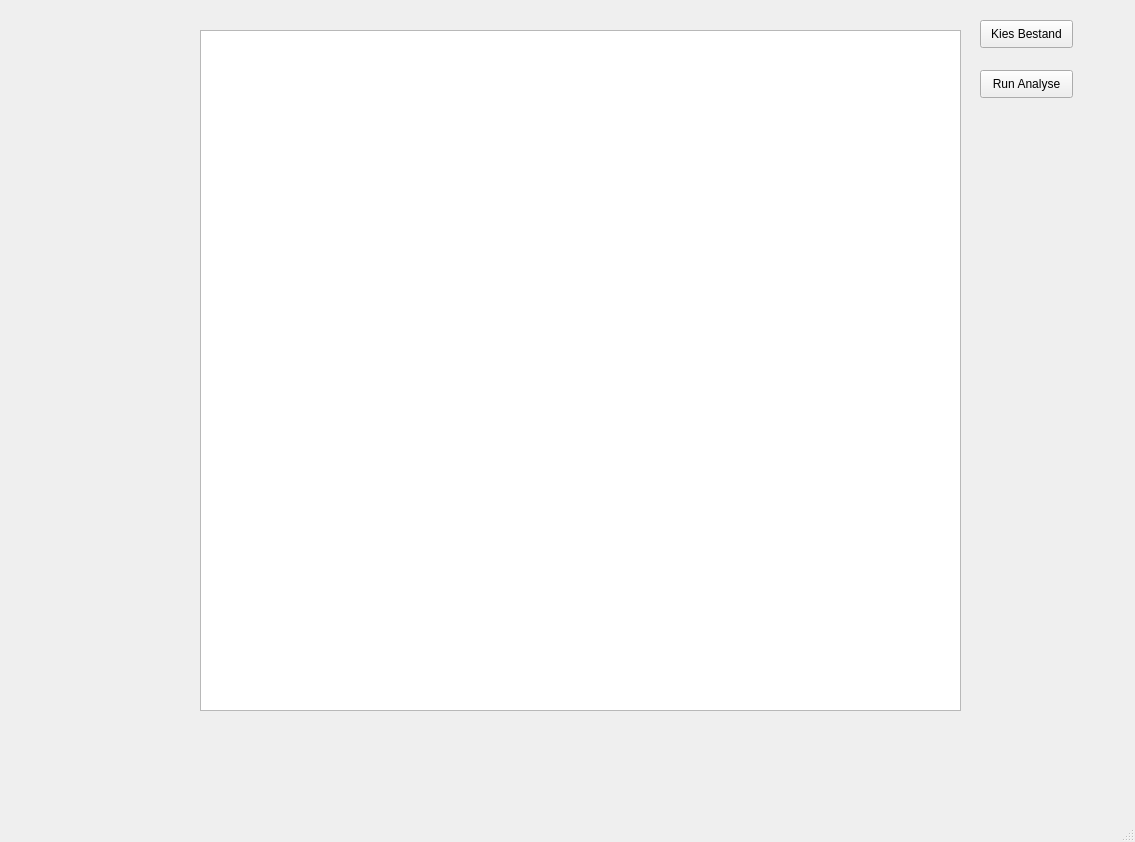
AstroPhysica/crowdfunding_analyticsV1.0, file analytics/src/analytics/interface.ui: the form before one commit.
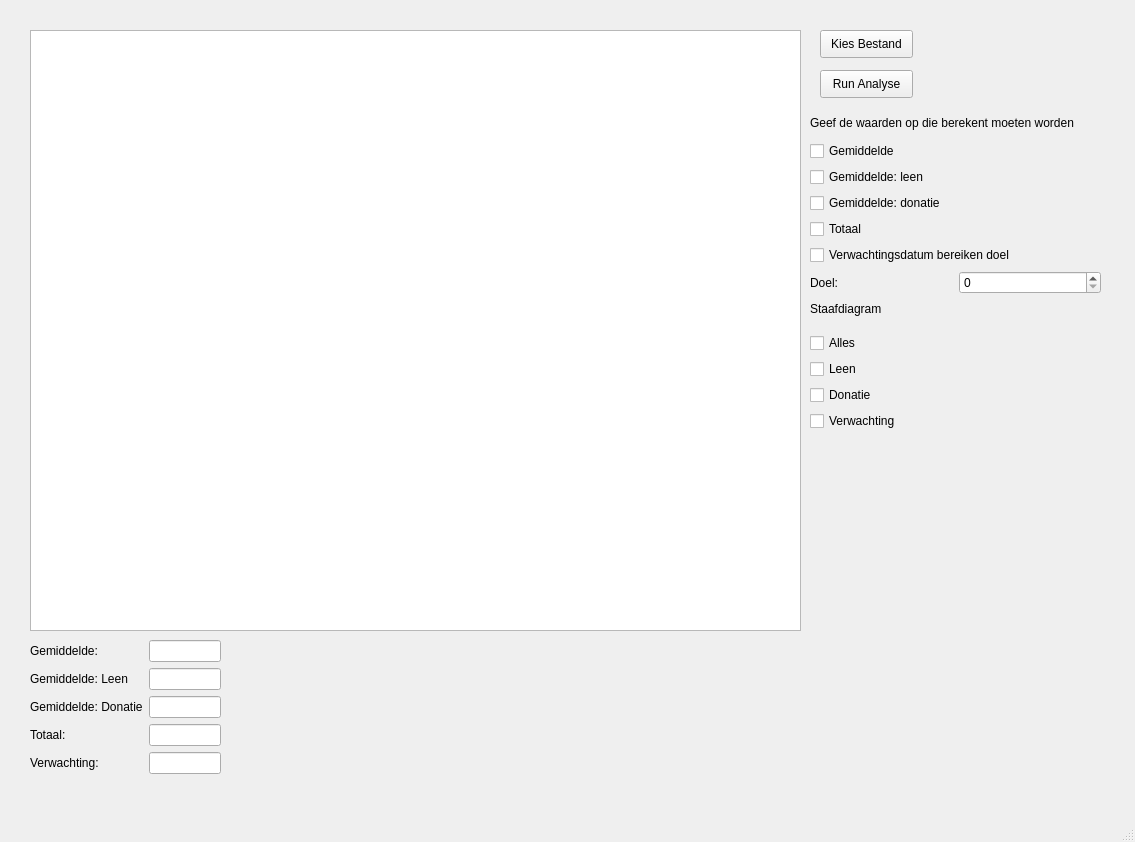
The form after the commit. Custom widgets are drawn as their Qt base class.

Commit message:
Computing values
Worked on the computation of values
All the averages are correctly calculated

Patch:
```diff
--- a/analytics/src/analytics/interface.ui
+++ b/analytics/src/analytics/interface.ui
@@ -17,8 +17,8 @@
    <widget class="QPushButton" name="Selectfile">
     <property name="geometry">
      <rect>
-      <x>980</x>
-      <y>20</y>
+      <x>820</x>
+      <y>30</y>
       <width>93</width>
       <height>28</height>
      </rect>
@@ -30,7 +30,7 @@
    <widget class="QPushButton" name="Runanalysis">
     <property name="geometry">
      <rect>
-      <x>980</x>
+      <x>820</x>
       <y>70</y>
       <width>93</width>
       <height>28</height>
@@ -43,13 +43,190 @@
    <widget class="PlotWidget" name="graphicsView">
     <property name="geometry">
      <rect>
-      <x>200</x>
+      <x>30</x>
       <y>30</y>
-      <width>761</width>
-      <height>681</height>
+      <width>771</width>
+      <height>601</height>
      </rect>
     </property>
    </widget>
+   <widget class="QWidget" name="verticalLayoutWidget">
+    <property name="geometry">
+     <rect>
+      <x>810</x>
+      <y>110</y>
+      <width>291</width>
+      <height>184</height>
+     </rect>
+    </property>
+    <layout class="QVBoxLayout" name="verticalLayout">
+     <item>
+      <widget class="QLabel" name="label">
+       <property name="text">
+        <string>Geef de waarden op die berekent moeten worden</string>
+       </property>
+      </widget>
+     </item>
+     <item>
+      <widget class="QCheckBox" name="Gemiddelde">
+       <property name="text">
+        <string>Gemiddelde</string>
+       </property>
+      </widget>
+     </item>
+     <item>
+      <widget class="QCheckBox" name="GemiddeldeLeen">
+       <property name="text">
+        <string>Gemiddelde: leen</string>
+       </property>
+      </widget>
+     </item>
+     <item>
+      <widget class="QCheckBox" name="GemiddeldeDonatie">
+       <property name="text">
+        <string>Gemiddelde: donatie</string>
+       </property>
+      </widget>
+     </item>
+     <item>
+      <widget class="QCheckBox" name="checkBox_2">
+       <property name="text">
+        <string>Totaal</string>
+       </property>
+      </widget>
+     </item>
+     <item>
+      <widget class="QCheckBox" name="Verwachtingsdatum">
+       <property name="text">
+        <string>Verwachtingsdatum bereiken doel</string>
+       </property>
+      </widget>
+     </item>
+     <item>
+      <layout class="QHBoxLayout" name="horizontalLayout">
+       <item>
+        <widget class="QLabel" name="label_Doel">
+         <property name="text">
+          <string>Doel:</string>
+         </property>
+        </widget>
+       </item>
+       <item>
+        <widget class="QSpinBox" name="Doel"/>
+       </item>
+      </layout>
+     </item>
+    </layout>
+   </widget>
+   <widget class="QWidget" name="formLayoutWidget">
+    <property name="geometry">
+     <rect>
+      <x>30</x>
+      <y>640</y>
+      <width>191</width>
+      <height>151</height>
+     </rect>
+    </property>
+    <layout class="QFormLayout" name="formLayout">
+     <item row="2" column="0">
+      <widget class="QLabel" name="label_Gemiddelde_Donatie">
+       <property name="text">
+        <string>Gemiddelde: Donatie</string>
+       </property>
+      </widget>
+     </item>
+     <item row="2" column="1">
+      <widget class="QLineEdit" name="Gemiddelde_Donatie_Value"/>
+     </item>
+     <item row="0" column="1">
+      <widget class="QLineEdit" name="Gemiddelde_Value"/>
+     </item>
+     <item row="1" column="1">
+      <widget class="QLineEdit" name="Gemiddelde_Leen_value"/>
+     </item>
+     <item row="3" column="1">
+      <widget class="QLineEdit" name="Totaal_Value"/>
+     </item>
+     <item row="4" column="1">
+      <widget class="QLineEdit" name="Verwachting_Value"/>
+     </item>
+     <item row="0" column="0">
+      <widget class="QLabel" name="label_Gemiddelde">
+       <property name="text">
+        <string>Gemiddelde:</string>
+       </property>
+      </widget>
+     </item>
+     <item row="1" column="0">
+      <widget class="QLabel" name="label_Gemiddelde_Leen">
+       <property name="text">
+        <string>Gemiddelde: Leen</string>
+       </property>
+      </widget>
+     </item>
+     <item row="3" column="0">
+      <widget class="QLabel" name="label_Totaal">
+       <property name="text">
+        <string>Totaal:</string>
+       </property>
+      </widget>
+     </item>
+     <item row="4" column="0">
+      <widget class="QLabel" name="label_Verwachting">
+       <property name="text">
+        <string>Verwachting:</string>
+       </property>
+      </widget>
+     </item>
+    </layout>
+   </widget>
+   <widget class="QWidget" name="verticalLayoutWidget_2">
+    <property name="geometry">
+     <rect>
+      <x>810</x>
+      <y>290</y>
+      <width>291</width>
+      <height>141</height>
+     </rect>
+    </property>
+    <layout class="QVBoxLayout" name="verticalLayout_2">
+     <item>
+      <widget class="QLabel" name="label_2">
+       <property name="text">
+        <string>Staafdiagram</string>
+       </property>
+      </widget>
+     </item>
+     <item>
+      <widget class="QCheckBox" name="Alles">
+       <property name="text">
+        <string>Alles</string>
+       </property>
+      </widget>
+     </item>
+     <item>
+      <widget class="QCheckBox" name="Leen">
+       <property name="text">
+        <string>Leen</string>
+       </property>
+      </widget>
+     </item>
+     <item>
+      <widget class="QCheckBox" name="Donatie">
+       <property name="text">
+        <string>Donatie</string>
+       </property>
+      </widget>
+     </item>
+     <item>
+      <widget class="QCheckBox" name="Verwachting_Grafiek">
+       <property name="text">
+        <string>Verwachting</string>
+       </property>
+      </widget>
+     </item>
+    </layout>
+   </widget>
   </widget>
   <widget class="QMenuBar" name="menubar">
    <property name="geometry">
```
The commit also changes 4 other files.
